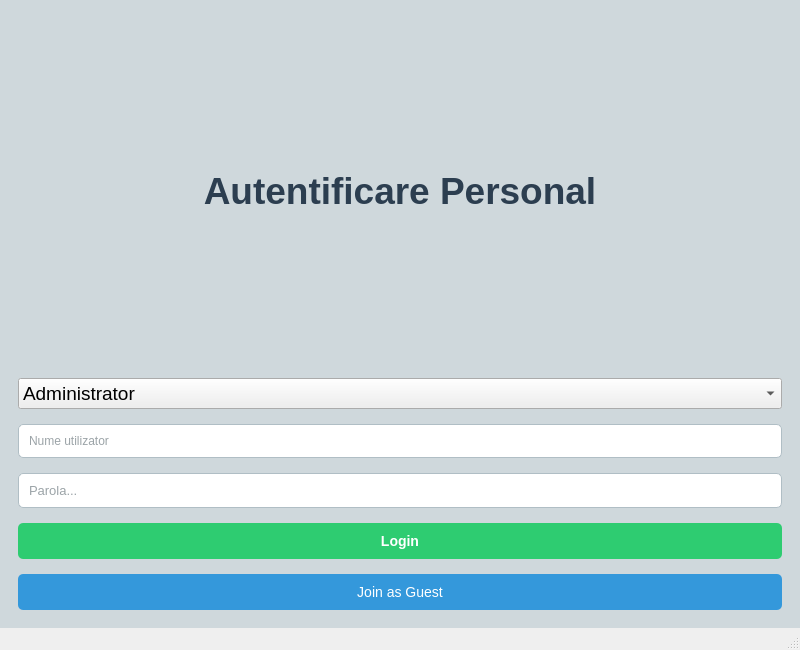
First picture: the form in mainwindow.ui, repository MISHU52/Proiect_Parcuri_V2, before the edit.
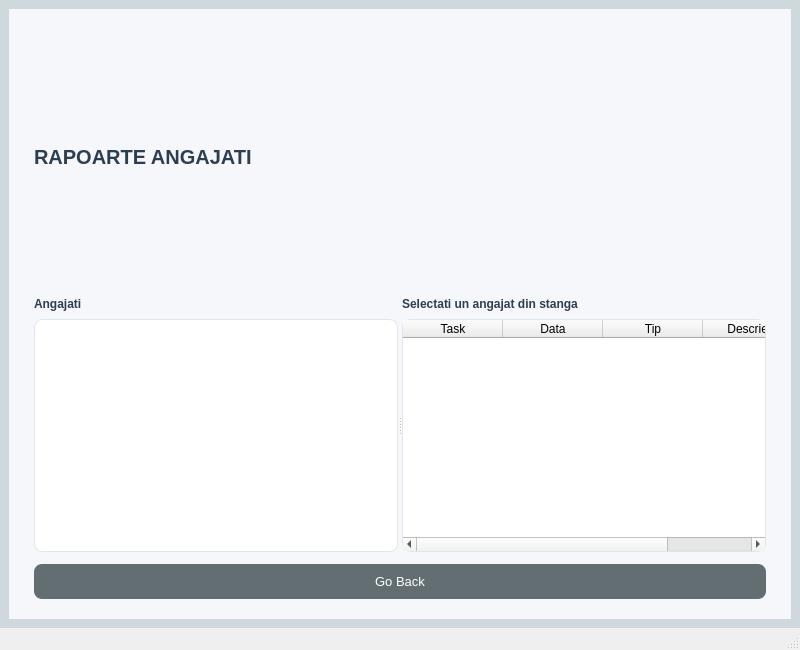
Second picture: the form after the edit. The open tabs and pages were chosen to show the change.

Diff of the .ui file:
```diff
--- a/mainwindow.ui
+++ b/mainwindow.ui
@@ -1413,6 +1413,157 @@
         </item>
        </layout>
       </widget>
+      <widget class="QWidget" name="pageRapoarte">
+       <property name="styleSheet">
+        <string notr="true">
+QWidget#pageRapoarte {
+    background-color: #f5f7fa;
+}
+QListWidget#listAngajatiRapoarte {
+    border: 1px solid #dfe6e9;
+    border-radius: 8px;
+    background: white;
+    font-size: 13px;
+}
+QListWidget#listAngajatiRapoarte::item:selected {
+    background-color: #8e44ad;
+    color: white;
+    border-radius: 4px;
+}
+QTableWidget#tableRapoarte {
+    border: 1px solid #dfe6e9;
+    border-radius: 8px;
+    background: white;
+    gridline-color: #f1f2f6;
+}
+QPushButton#btnBackDinRapoarte {
+    background-color: #636e72;
+    color: white;
+    border-radius: 8px;
+    padding: 10px;
+    font-size: 13px;
+}
+QPushButton#btnBackDinRapoarte:hover {
+    background-color: #2d3436;
+}
+        </string>
+       </property>
+       <layout class="QVBoxLayout" name="vLayoutRapoarte">
+        <property name="spacing">
+         <number>12</number>
+        </property>
+        <property name="leftMargin">
+         <number>25</number>
+        </property>
+        <property name="topMargin">
+         <number>20</number>
+        </property>
+        <property name="rightMargin">
+         <number>25</number>
+        </property>
+        <property name="bottomMargin">
+         <number>20</number>
+        </property>
+        <item>
+         <widget class="QLabel" name="labelTitluRapoarte">
+          <property name="font">
+           <font>
+            <family>Segoe UI</family>
+            <pointsize>15</pointsize>
+            <bold>true</bold>
+           </font>
+          </property>
+          <property name="text">
+           <string>RAPOARTE ANGAJATI</string>
+          </property>
+         </widget>
+        </item>
+        <item>
+         <widget class="QSplitter" name="splitterRapoarte">
+          <property name="orientation">
+           <enum>Qt::Orientation::Horizontal</enum>
+          </property>
+          <widget class="QWidget" name="widgetStanga">
+           <layout class="QVBoxLayout" name="vLayoutStanga">
+            <property name="spacing">
+             <number>8</number>
+            </property>
+            <item>
+             <widget class="QLabel" name="labelAngajatiR">
+              <property name="font">
+               <font>
+                <family>Segoe UI</family>
+                <bold>true</bold>
+               </font>
+              </property>
+              <property name="text">
+               <string>Angajati</string>
+              </property>
+             </widget>
+            </item>
+            <item>
+             <widget class="QListWidget" name="listAngajatiRapoarte"/>
+            </item>
+           </layout>
+          </widget>
+          <widget class="QWidget" name="widgetDreapta">
+           <layout class="QVBoxLayout" name="vLayoutDreapta">
+            <property name="spacing">
+             <number>8</number>
+            </property>
+            <item>
+             <widget class="QLabel" name="labelRapoarteAngajat">
+              <property name="font">
+               <font>
+                <family>Segoe UI</family>
+                <bold>true</bold>
+               </font>
+              </property>
+              <property name="text">
+               <string>Selectati un angajat din stanga</string>
+              </property>
+             </widget>
+            </item>
+            <item>
+             <widget class="QTableWidget" name="tableRapoarte">
+              <attribute name="horizontalHeaderStretchLastSection">
+               <bool>true</bool>
+              </attribute>
+              <column>
+               <property name="text">
+                <string>Task</string>
+               </property>
+              </column>
+              <column>
+               <property name="text">
+                <string>Data</string>
+               </property>
+              </column>
+              <column>
+               <property name="text">
+                <string>Tip</string>
+               </property>
+              </column>
+              <column>
+               <property name="text">
+                <string>Descriere</string>
+               </property>
+              </column>
+             </widget>
+            </item>
+           </layout>
+          </widget>
+         </widget>
+        </item>
+        <item>
+         <widget class="QPushButton" name="btnBackDinRapoarte">
+          <property name="text">
+           <string>Go Back</string>
+          </property>
+         </widget>
+        </item>
+       </layout>
+      </widget>
      </widget>
     </item>
    </layout>
```
Left out of the diff: 89 changed lines with no effect on the pictures.
